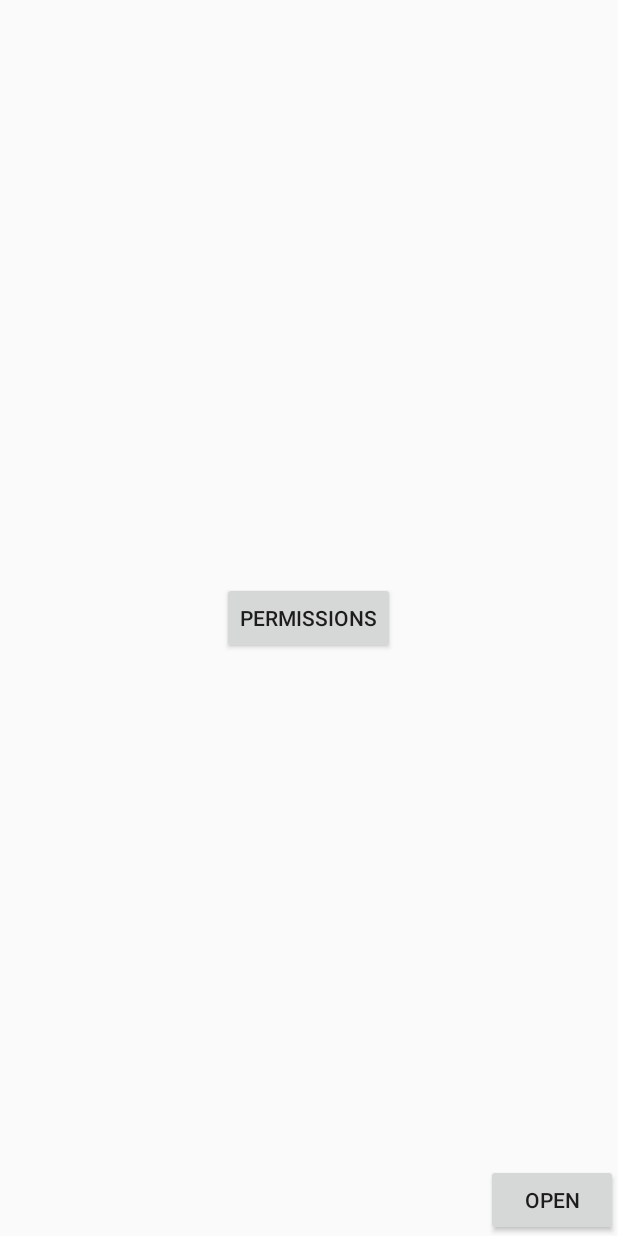
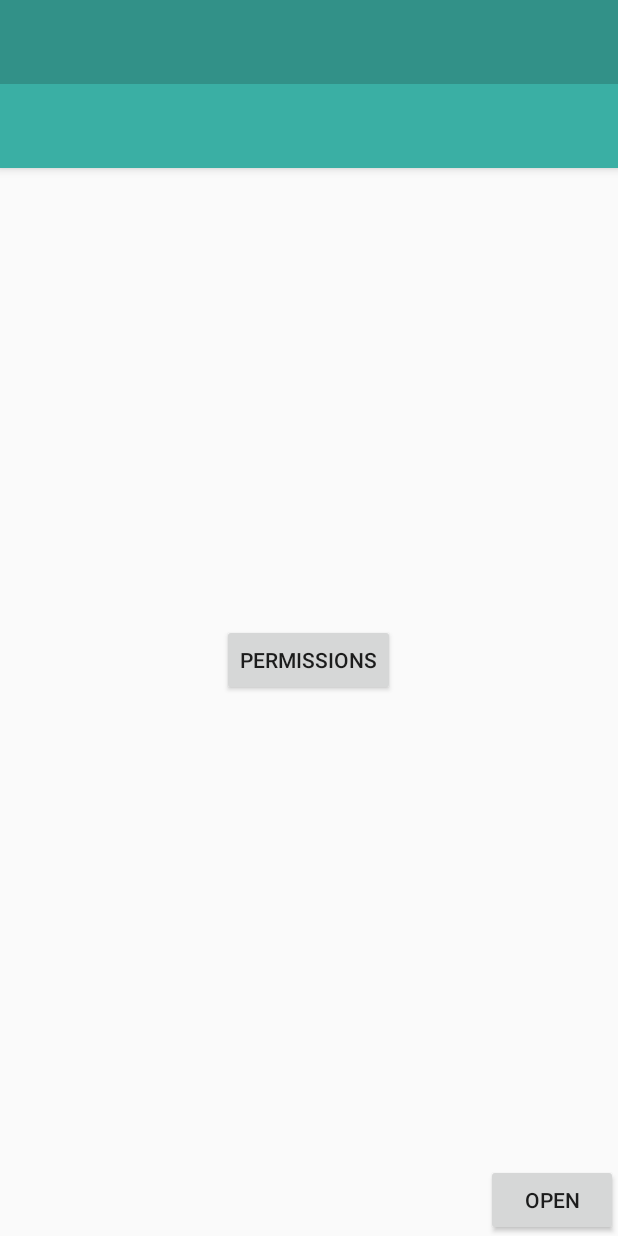
Before and after one commit to bluefish9981/WebHost, an Android app: the layout activity_main.xml on its own in the app's theme, with its tools: preview values and no code run, on a phone screen of 412 x 824 dp. Run offline under Robolectric (Android 15) with nearby library versions, the phone set to English and light mode, and no system bars.

Commit message:
Set menu labels and change colors. Also added drawer, so far no use but will add functionality soon.

```diff
--- a/app/build.gradle
+++ b/app/build.gradle
@@ -27,6 +27,8 @@ dependencies {
     implementation fileTree(dir: 'libs', include: ['*.jar'])
 
     implementation 'androidx.appcompat:appcompat:1.1.0'
+    //implementation 'androidx.appcompat:design:1.1.0'
+    implementation 'com.google.android.material:material:1.0.0'
     implementation 'androidx.constraintlayout:constraintlayout:1.1.3'
     testImplementation 'junit:junit:4.12'
     androidTestImplementation 'androidx.test.ext:junit:1.1.1'
--- a/app/src/main/AndroidManifest.xml
+++ b/app/src/main/AndroidManifest.xml
@@ -2,8 +2,8 @@
 <manifest xmlns:android="http://schemas.android.com/apk/res/android"
     package="com.example.myapplication">
 
-        <uses-permission android:name="android.permission.WRITE_EXTERNAL_STORAGE" />
-        <uses-permission android:name="android.permission.READ_EXTERNAL_STORAGE" />
+    <uses-permission android:name="android.permission.WRITE_EXTERNAL_STORAGE" />
+    <uses-permission android:name="android.permission.READ_EXTERNAL_STORAGE" />
 
     <application
         android:allowBackup="true"
@@ -12,8 +12,14 @@
         android:roundIcon="@mipmap/ic_launcher_round"
         android:supportsRtl="true"
         android:theme="@style/AppTheme">
-        <activity android:name=".Main2Activity"></activity>
-        <activity android:name=".MainActivity">
+        <activity
+            android:name=".Main2Activity"
+            android:label="HTML Editor"
+            android:parentActivityName=".MainActivity" />
+        <activity
+            android:name=".MainActivity"
+            android:label="Home"
+            android:theme="@style/AppTheme.NoActionBar">
             <intent-filter>
                 <action android:name="android.intent.action.MAIN" />
 
--- a/app/src/main/java/com/example/myapplication/MainActivity.java
+++ b/app/src/main/java/com/example/myapplication/MainActivity.java
@@ -2,6 +2,7 @@ package com.example.myapplication;
 
 import androidx.annotation.NonNull;
 import androidx.appcompat.app.AppCompatActivity;
+import androidx.appcompat.widget.Toolbar;
 import androidx.core.app.ActivityCompat;
 import androidx.core.content.ContextCompat;
 
@@ -27,6 +28,8 @@ public class MainActivity extends AppCompatActivity {
         super.onCreate(savedInstanceState);
         setContentView(R.layout.activity_main);
         final Context context = MainActivity.this;
+        Toolbar toolbar = findViewById(R.id.toolbar);
+        setSupportActionBar(toolbar);
 
         Button requestPermissions = findViewById(R.id.permissions);
         requestPermissions.setOnClickListener(new View.OnClickListener() {
--- /dev/null
+++ b/app/src/main/res/drawable/ic_about.xml
@@ -0,0 +1,10 @@
+<vector xmlns:android="http://schemas.android.com/apk/res/android"
+    android:width="24dp"
+    android:height="24dp"
+    android:viewportWidth="24"
+    android:viewportHeight="24"
+    android:tint="?attr/colorControlNormal">
+  <path
+      android:fillColor="@android:color/white"
+      android:pathData="M12,2C6.48,2 2,6.48 2,12s4.48,10 10,10 10,-4.48 10,-10S17.52,2 12,2zM13,17h-2v-6h2v6zM13,9h-2L11,7h2v2z"/>
+</vector>
--- /dev/null
+++ b/app/src/main/res/drawable/ic_home.xml
@@ -0,0 +1,10 @@
+<vector xmlns:android="http://schemas.android.com/apk/res/android"
+    android:width="24dp"
+    android:height="24dp"
+    android:viewportWidth="24"
+    android:viewportHeight="24"
+    android:tint="?attr/colorControlNormal">
+  <path
+      android:fillColor="@android:color/white"
+      android:pathData="M10,20v-6h4v6h5v-8h3L12,3 2,12h3v8z"/>
+</vector>
--- /dev/null
+++ b/app/src/main/res/drawable/ic_info.xml
@@ -0,0 +1,10 @@
+<vector xmlns:android="http://schemas.android.com/apk/res/android"
+    android:width="24dp"
+    android:height="24dp"
+    android:viewportWidth="24"
+    android:viewportHeight="24"
+    android:tint="?attr/colorControlNormal">
+  <path
+      android:fillColor="@android:color/white"
+      android:pathData="M13,7h-2v2h2L13,7zM13,11h-2v6h2v-6zM17,1.01L7,1c-1.1,0 -2,0.9 -2,2v18c0,1.1 0.9,2 2,2h10c1.1,0 2,-0.9 2,-2L19,3c0,-1.1 -0.9,-1.99 -2,-1.99zM17,19L7,19L7,5h10v14z"/>
+</vector>
--- /dev/null
+++ b/app/src/main/res/drawable/ic_saveper.xml
@@ -0,0 +1,10 @@
+<vector xmlns:android="http://schemas.android.com/apk/res/android"
+    android:width="24dp"
+    android:height="24dp"
+    android:viewportWidth="24"
+    android:viewportHeight="24"
+    android:tint="?attr/colorControlNormal">
+  <path
+      android:fillColor="@android:color/white"
+      android:pathData="M10,4H4c-1.1,0 -1.99,0.9 -1.99,2L2,18c0,1.1 0.9,2 2,2h16c1.1,0 2,-0.9 2,-2V8c0,-1.1 -0.9,-2 -2,-2h-8l-2,-2z"/>
+</vector>
--- a/app/src/main/res/layout/activity_main.xml
+++ b/app/src/main/res/layout/activity_main.xml
@@ -1,18 +1,39 @@
 <?xml version="1.0" encoding="utf-8"?>
-<RelativeLayout xmlns:android="http://schemas.android.com/apk/res/android"
+<androidx.drawerlayout.widget.DrawerLayout xmlns:android="http://schemas.android.com/apk/res/android"
     xmlns:app="http://schemas.android.com/apk/res-auto"
     xmlns:tools="http://schemas.android.com/tools"
+    android:id="@+id/drawer_layout"
     android:layout_width="match_parent"
     android:layout_height="match_parent"
-    tools:context=".MainActivity">
+    android:fitsSystemWindows="true"
+    tools:context=".MainActivity"
+    tools:openDrawer="start">
+
+    <RelativeLayout
+        android:layout_width="match_parent"
+        android:layout_height="match_parent">
+
+        <androidx.appcompat.widget.Toolbar
+            android:id="@+id/toolbar"
+            android:layout_width="match_parent"
+            android:layout_height="?attr/actionBarSize"
+            android:background="@color/colorPrimary"
+            android:elevation="4dp"
+            android:theme="@style/ThemeOverlay.AppCompat.Dark.ActionBar"
+            app:popupTheme="@style/Theme.AppCompat.Light" />
+
+        <FrameLayout
+            android:id="@+id/fragment_container"
+            android:layout_width="match_parent"
+            android:layout_height="match_parent" />
 
         <Button
             android:id="@+id/permissions"
             android:layout_width="wrap_content"
             android:layout_height="wrap_content"
+            android:layout_centerHorizontal="true"
             android:layout_centerVertical="true"
-        android:layout_centerHorizontal="true"
-        android:text="Permissions"/>
+            android:text="Permissions" />
 
         <Button
             android:id="@+id/newView"
@@ -20,6 +41,14 @@
             android:layout_height="wrap_content"
             android:layout_alignParentRight="true"
             android:layout_alignParentBottom="true"
-        android:text="Open"/>
+            android:text="Open" />
+    </RelativeLayout>
 
-</RelativeLayout>
+    <com.google.android.material.navigation.NavigationView
+        android:id="@+id/nav_view"
+        android:layout_width="wrap_content"
+        android:layout_height="match_parent"
+        android:layout_gravity="start"
+        app:headerLayout="@layout/nav_header"
+        app:menu="@menu/drawer_menu" />
+</androidx.drawerlayout.widget.DrawerLayout>
--- a/app/src/main/res/layout/activity_main2.xml
+++ b/app/src/main/res/layout/activity_main2.xml
@@ -26,18 +26,19 @@
             android:id="@+id/input"
             android:layout_width="wrap_content"
             android:layout_height="wrap_content"
+            android:layout_alignParentTop="true"
+            android:layout_alignParentEnd="true"
+            android:layout_alignParentRight="true"
+            android:layout_alignParentBottom="true"
             android:layout_toEndOf="@id/rows"
+            android:layout_toRightOf="@id/rows"
             android:ems="10"
             android:gravity="start|top"
+            android:hint="Type HTML Here..."
+            android:importantForAutofill="no"
             android:inputType="textMultiLine"
             android:padding="10sp"
             android:text=""
-            android:hint="Type HTML Here..."
-            android:layout_alignParentBottom="true"
-            android:layout_alignParentRight="true"
-            android:layout_alignParentEnd="true"
-            android:layout_alignParentTop="true"
-            android:importantForAutofill="no"
             android:textSize="18sp" />
 
         <Button
@@ -46,15 +47,15 @@
             android:layout_height="wrap_content"
             android:layout_alignParentRight="true"
             android:layout_alignParentBottom="true"
-            android:text="Save"
-            android:onClick="save"/>
+            android:onClick="save"
+            android:text="Save" />
 
         <TextView
             android:id="@+id/textView"
             android:layout_width="wrap_content"
             android:layout_height="wrap_content"
+            android:layout_centerHorizontal="true"
             android:layout_centerVertical="true"
-            android:layout_centerHorizontal="true"
             android:text="TextView" />
 
     </RelativeLayout>
--- /dev/null
+++ b/app/src/main/res/layout/nav_header.xml
@@ -0,0 +1,18 @@
+<?xml version="1.0" encoding="utf-8"?>
+<LinearLayout xmlns:android="http://schemas.android.com/apk/res/android"
+    android:layout_width="match_parent"
+    android:layout_height="100dp"
+    android:background="@color/colorAccent"
+    android:gravity="bottom"
+    android:orientation="vertical"
+    android:padding="16dp"
+    android:theme="@style/ThemeOverlay.AppCompat.Dark">
+    <!--android:layout_height="176dp" suggested-->
+
+    <TextView
+        android:layout_width="match_parent"
+        android:layout_height="match_parent"
+        android:gravity="bottom"
+        android:text="Blank for now."
+        android:textSize="30dp"/>
+</LinearLayout>
--- /dev/null
+++ b/app/src/main/res/menu/drawer_menu.xml
@@ -0,0 +1,30 @@
+<?xml version="1.0" encoding="utf-8"?>
+<menu xmlns:android="http://schemas.android.com/apk/res/android"
+    xmlns:tool="http://schemas.android.com/tools"
+    tool:showIn="navigation_view">
+
+    <group android:checkableBehavior="single">
+        <item
+            android:id="@+id/nav_home"
+            android:icon="@drawable/ic_home"
+            android:title="Home" />
+        <item
+            android:id="@+id/nav_devinfo"
+            android:icon="@drawable/ic_info"
+            android:title="Network/Device Info" />
+        <item
+            android:id="@+id/nav_about"
+            android:icon="@drawable/ic_about"
+            android:title="About" />
+    </group>
+
+    <item android:title="Permission">
+        <menu>
+            <item
+                android:id="@+id/nav_saveper"
+                android:icon="@drawable/ic_saveper"
+                android:title="Storage Permission" />
+        </menu>
+    </item>
+
+</menu>
--- a/app/src/main/res/values/colors.xml
+++ b/app/src/main/res/values/colors.xml
@@ -1,6 +1,6 @@
 <?xml version="1.0" encoding="utf-8"?>
 <resources>
-    <color name="colorPrimary">#6200EE</color>
-    <color name="colorPrimaryDark">#3700B3</color>
-    <color name="colorAccent">#03DAC5</color>
+    <color name="colorPrimary">#3AAFA4</color>
+    <color name="colorPrimaryDark">#329188</color>
+    <color name="colorAccent">#06D6C3</color>
 </resources>
--- a/app/src/main/res/values/styles.xml
+++ b/app/src/main/res/values/styles.xml
@@ -8,4 +8,9 @@
         <item name="colorAccent">@color/colorAccent</item>
     </style>
 
+    <style name="AppTheme.NoActionBar">
+        <item name="windowActionBar">false</item>
+        <item name="windowNoTitle">true</item>
+    </style>
+
 </resources>
```
Also changed, not shown: app/src/main/java/com/example/myapplication/Main2Activity.java (+12 -15 lines). Lines whose indentation alone changed are shown as unchanged.
